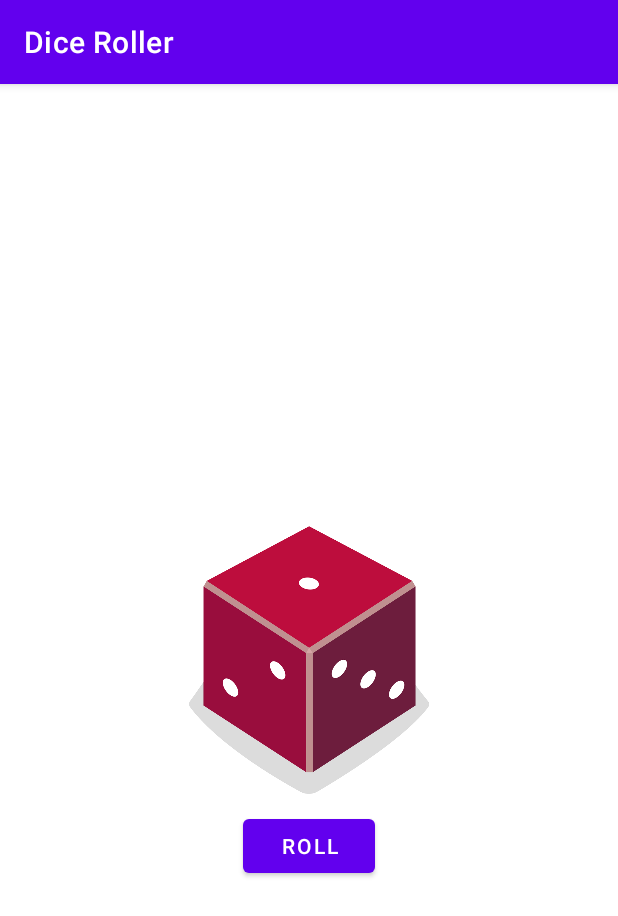
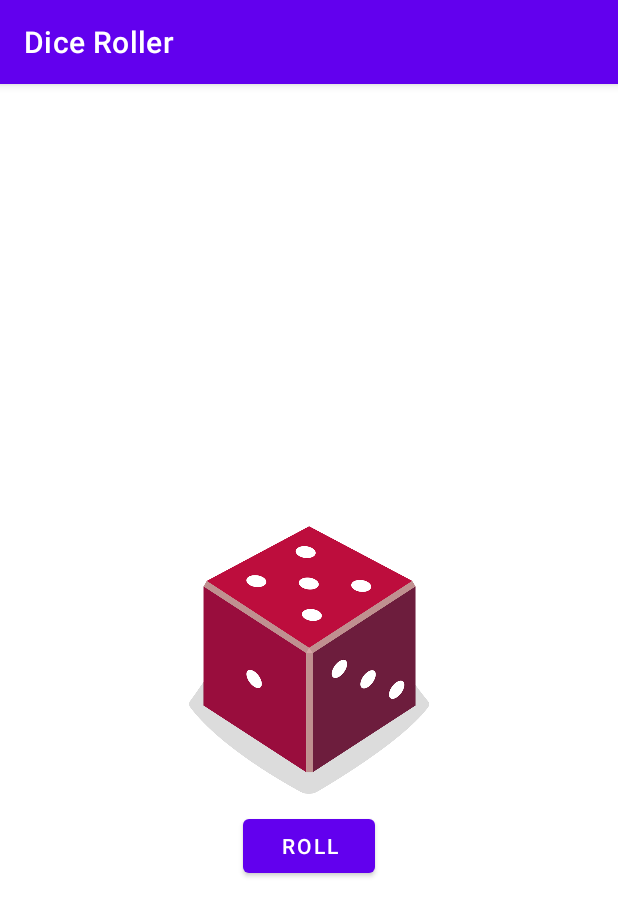
Before and after one commit to HemantSachdeva/DiceRoller, an Android app: the screen it shows after launch (MainActivity), on a phone screen of 412 x 824 dp. Shown: the top 916 px of the screen. Run offline under Robolectric (Android 15) with nearby library versions, the phone set to English and light mode, and no system bars.

Commit message:
Always show a random dice image instead of Dice 1 view on start
Signed-off-by: Hemant Sachdeva <hemant.evolver@gmail.com>

```diff
--- a/app/src/main/java/com/hemantsachdeva/diceroller/MainActivity.kt
+++ b/app/src/main/java/com/hemantsachdeva/diceroller/MainActivity.kt
@@ -20,6 +20,9 @@ class MainActivity : AppCompatActivity() {
 
         // Find the Button in the layout
         val rollButton: Button = findViewById(R.id.button)
+
+        // Show a random dice view when user opens the app
+        rollDice()
 
         // Set a click listener on the button to roll the dice when the user taps the button
         rollButton.setOnClickListener{
--- a/app/src/main/res/layout/activity_main.xml
+++ b/app/src/main/res/layout/activity_main.xml
@@ -10,7 +10,6 @@
         android:id="@+id/imageView"
         android:layout_width="160dp"
         android:layout_height="200dp"
-        android:src="@drawable/dice_1"
         app:layout_constraintBottom_toBottomOf="parent"
         app:layout_constraintLeft_toLeftOf="parent"
         app:layout_constraintRight_toRightOf="parent"
```
